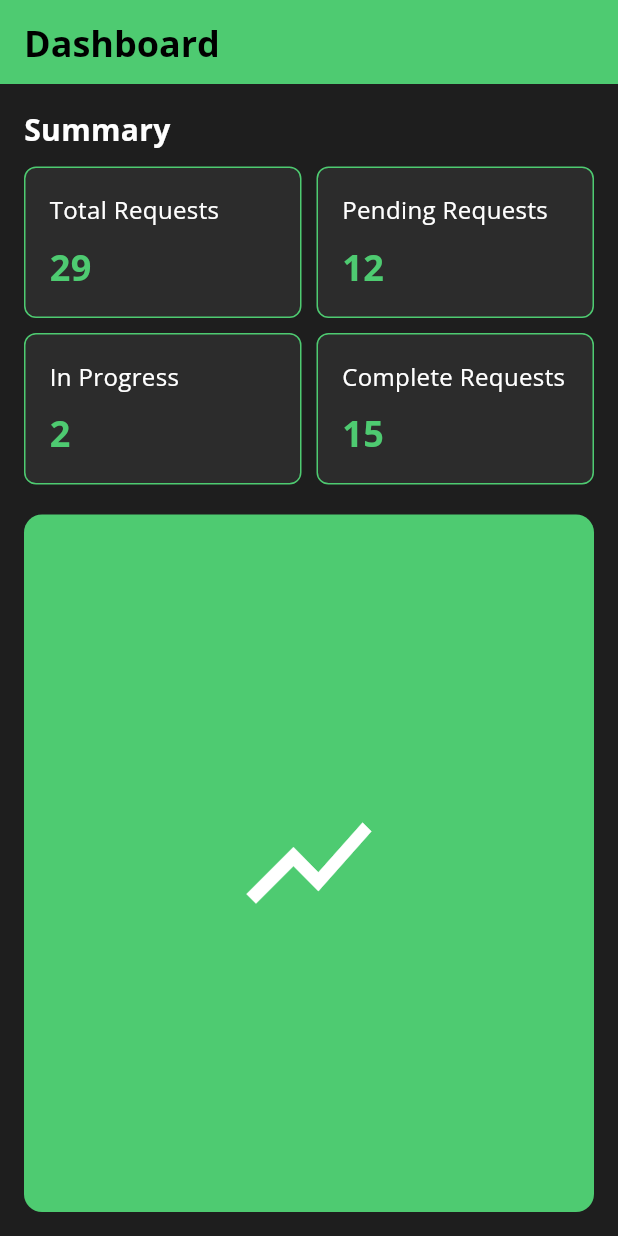
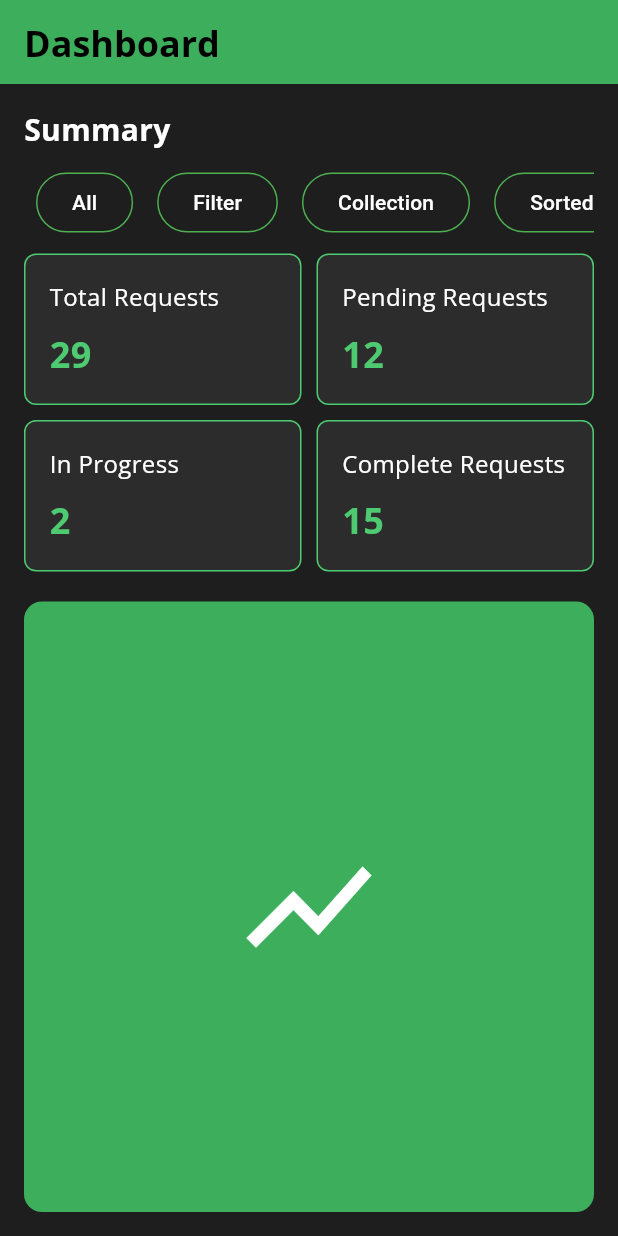
Before and after one commit to MarkMuyobe/FieldTrack, a Flutter app: the Dashboard screen opened directly, on a phone screen of 412 x 824 dp. Run offline on Flutter 3.47's test engine with Material 3 defaults, Android fonts, the light colour scheme and no system bars; our stand-ins replace curved_navigation_bar, firebase_auth, firebase_core, fluttertoast, google_fonts; accounts and stored records are empty.

Commit message:
Authentication and dash buttons

```diff
--- a/lib/pages/dashboard.dart
+++ b/lib/pages/dashboard.dart
@@ -8,10 +8,14 @@ class Dashboard extends StatelessWidget {
     return Scaffold(
       backgroundColor: const Color(0xFF1E1E1E), // Dark background color
       appBar: AppBar(
-        backgroundColor: const Color(0xFF4ECB71), // Green app bar color
+        backgroundColor: const Color(0xFF3DAF5C), // Green app bar color
         title: const Text(
           'Dashboard',
-          style: TextStyle(fontSize: 24, fontWeight: FontWeight.bold, color: Colors.black),
+          style: TextStyle(
+              fontSize: 24,
+              fontWeight: FontWeight.bold,
+              color: Colors.black
+          ),
         ),
         automaticallyImplyLeading: false, // Remove back button
       ),
@@ -20,7 +24,6 @@ class Dashboard extends StatelessWidget {
         child: Column(
           crossAxisAlignment: CrossAxisAlignment.start,
           children: [
-            // Top Section (Title and Switch Placeholder)
             const Row(
               mainAxisAlignment: MainAxisAlignment.spaceBetween,
               children: [
@@ -34,9 +37,85 @@ class Dashboard extends StatelessWidget {
                 ),
               ],
             ),
+            const SizedBox(height: 10), // Add a space between Summary and the buttons
+            Row(
+              children: [
+                Expanded(
+                  child: SingleChildScrollView(
+                    scrollDirection: Axis.horizontal,
+                    child: Row(
+                      children: [
+                        Padding(
+                          padding: const EdgeInsets.symmetric(horizontal: 8.0),
+                          child: OutlinedButton(
+                            onPressed: () {}, // Add functionality here
+                            style: OutlinedButton.styleFrom(
+                              side: const BorderSide(color: Colors.green),
+                              shape: const RoundedRectangleBorder(
+                                borderRadius: BorderRadius.all(Radius.circular(30)),
+                              ),
+                            ),
+                            child: const Text(
+                              'All',
+                              style: TextStyle(color: Colors.white),
+                            ),
+                          ),
+                        ),
+                        Padding(
+                          padding: const EdgeInsets.symmetric(horizontal: 8.0),
+                          child: OutlinedButton(
+                            onPressed: () {}, // Add functionality here
+                            style: OutlinedButton.styleFrom(
+                              side: const BorderSide(color: Colors.green),
+                              shape: const RoundedRectangleBorder(
+                                borderRadius: BorderRadius.all(Radius.circular(30)),
+                              ),
+                            ),
+                            child: const Text(
+                              'Filter',
+                              style: TextStyle(color: Colors.white),
+                            ),
+                          ),
+                        ),
+                        Padding(
+                          padding: const EdgeInsets.symmetric(horizontal: 8.0),
+                          child: OutlinedButton(
+                            onPressed: () {}, // Add functionality here
+                            style: OutlinedButton.styleFrom(
+                              side: const BorderSide(color: Colors.green),
+                              shape: const RoundedRectangleBorder(
+                                borderRadius: BorderRadius.all(Radius.circular(30)),
+                              ),
+                            ),
+                            child: const Text(
+                              'Collection',
+                              style: TextStyle(color: Colors.white),
+                            ),
+                          ),
+                        ),
+                        Padding(
+                          padding: const EdgeInsets.symmetric(horizontal: 8.0),
+                          child: OutlinedButton(
+                            onPressed: () {}, // Add functionality here
+                            style: OutlinedButton.styleFrom(
+                              side: const BorderSide(color: Colors.green),
+                              shape: const RoundedRectangleBorder(
+                                borderRadius: BorderRadius.all(Radius.circular(30)),
+                              ),
+                            ),
+                            child: const Text(
+                              'Sorted',
+                              style: TextStyle(color: Colors.white),
+                            ),
+                          ),
+                        ),
+                      ],
+                    ),
+                  ),
+                ),
+              ],
+            ),
             const SizedBox(height: 10),
-
-            // First Row (Total Requests and Pending Requests)
             const Row(
               children: [
                 Expanded(
@@ -57,8 +136,6 @@ class Dashboard extends StatelessWidget {
               ],
             ),
             const SizedBox(height: 10),
-
-            // Second Row (In Progress and Complete Requests)
             const Row(
               children: [
                 Expanded(
@@ -79,17 +156,16 @@ class Dashboard extends StatelessWidget {
               ],
             ),
             const SizedBox(height: 20),
-
             // Graph Section (Placeholder for now)
             Expanded(
               child: Container(
                 decoration: BoxDecoration(
-                  color: const Color(0xFF4ECB71),
+                  color: const Color(0xFF3DAF5C),
                   borderRadius: BorderRadius.circular(12),
                 ),
                 child: const Center(
                   child: Icon(
-                    Icons.show_chart, // Placeholder for graph
+                    Icons.show_chart,
                     size: 100,
                     color: Colors.white,
                   ),
--- a/lib/pages/sign_up.dart
+++ b/lib/pages/sign_up.dart
@@ -31,6 +31,8 @@ class _SignUpPageState extends State<SignUpPage> {
     _controllerRepeatPassword.dispose();
     super.dispose();
   }
+
+  //Todo add firestore
 
   Future<void> createUserWithEmailAndPassword() async {
     if (_controllerPassword.text == _controllerRepeatPassword.text) {
```
